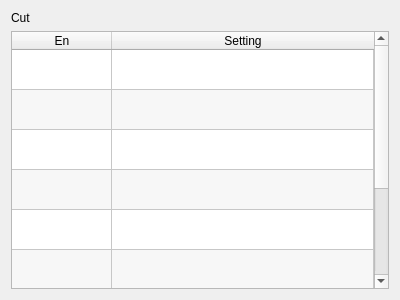
This is hcinstruction/iccutpage.ui in dongdong-2009/3-5AxisRobot as Qt 5 draws it before an edit. The edited form follows.
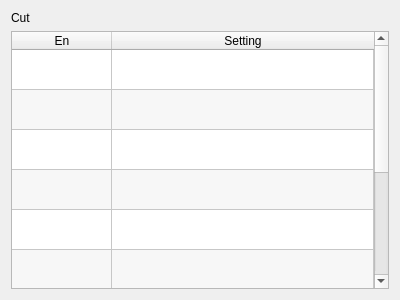
This is the edited form. Icons and pictures are not drawn. Custom widgets are drawn as their Qt base class.

What changed in the file:
```diff
--- a/hcinstruction/iccutpage.ui
+++ b/hcinstruction/iccutpage.ui
@@ -145,6 +145,11 @@
        <string>Sucker4</string>
       </property>
      </row>
+     <row>
+      <property name="text">
+       <string>SubFixture</string>
+      </property>
+     </row>
      <column>
       <property name="text">
        <string>En</string>
@@ -271,6 +276,11 @@
        <string notr="true"/>
       </property>
      </item>
+     <item row="8" column="0">
+      <property name="checkState">
+       <enum>Unchecked</enum>
+      </property>
+     </item>
     </widget>
    </item>
   </layout>
```
